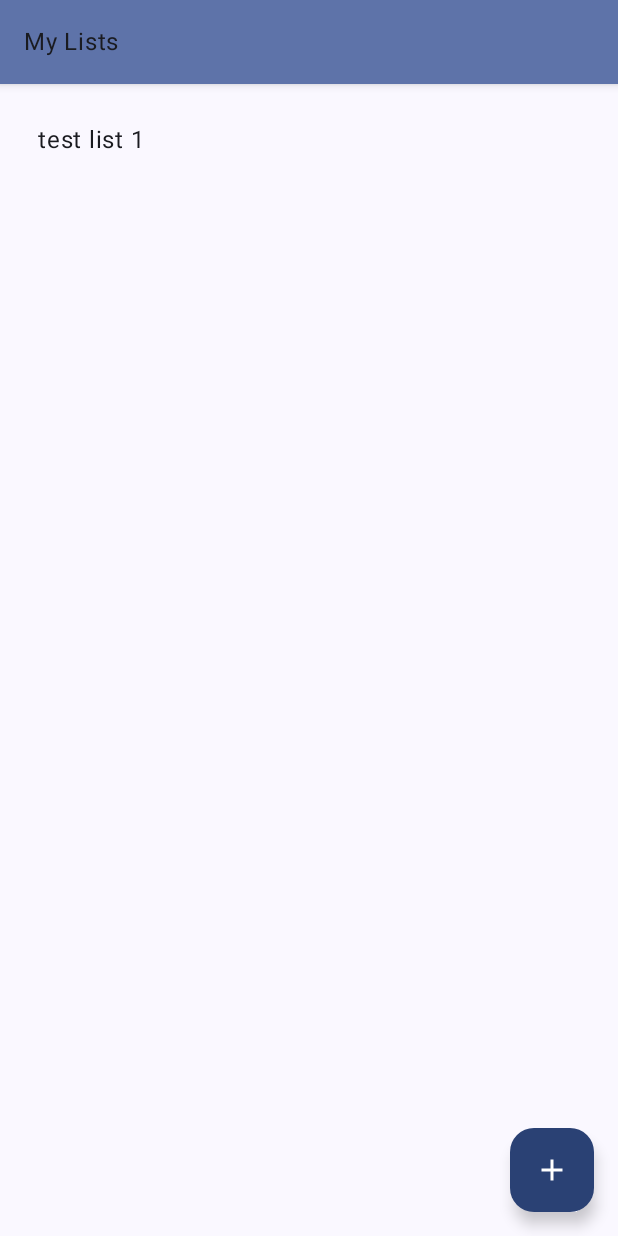
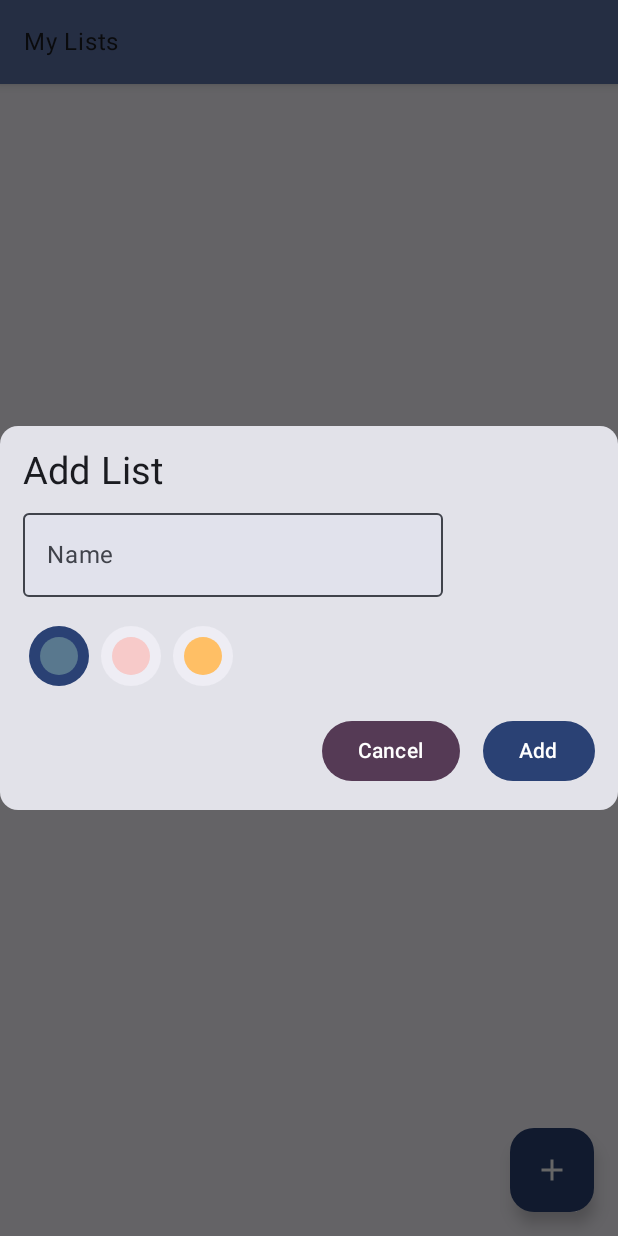
Before and after one commit to jmleep/Sublister, an Android app built with Jetpack Compose: the screen it shows after launch (MainActivity), after a tap on "Add list", on a phone screen of 412 x 824 dp. Run offline under Robolectric (Android 15) with nearby library versions, the phone set to English and light mode, and no system bars; our stand-ins replace Room's generated code, livedata-compose.

Commit message:
add dialog, color picking, other fixes

```diff
--- a/app/src/main/java/dev/jordanleeper/mylists/data/ListEntities.kt
+++ b/app/src/main/java/dev/jordanleeper/mylists/data/ListEntities.kt
@@ -7,7 +7,7 @@ data class ParentList(
     @PrimaryKey(autoGenerate = true)
     var id: Int,
     var name: String? = "",
-    var color: Int? = 0,
+    var color: String = "#000000",
     var isComplete: Boolean = false,
     @TypeConverters(Converters::class)
     var dateCreated: Long?
--- a/app/src/main/java/dev/jordanleeper/mylists/ui/MainActivityView.kt
+++ b/app/src/main/java/dev/jordanleeper/mylists/ui/MainActivityView.kt
@@ -1,6 +1,5 @@
 package dev.jordanleeper.mylists.ui
 
-import android.widget.Toast
 import androidx.compose.foundation.layout.fillMaxSize
 import androidx.compose.foundation.layout.padding
 import androidx.compose.foundation.lazy.LazyColumn
@@ -10,45 +9,31 @@ import androidx.compose.material3.*
 import androidx.compose.runtime.Composable
 import androidx.compose.runtime.getValue
 import androidx.compose.runtime.livedata.observeAsState
+import androidx.compose.runtime.mutableStateOf
+import androidx.compose.runtime.remember
 import androidx.compose.ui.Modifier
-import androidx.compose.ui.graphics.Color
-import androidx.compose.ui.graphics.toArgb
 import androidx.compose.ui.platform.LocalContext
 import dev.jordanleeper.mylists.data.ListViewModel
-import dev.jordanleeper.mylists.data.ParentList
 import dev.jordanleeper.mylists.ui.button.AddListFloatingActionButton
+import dev.jordanleeper.mylists.ui.dialog.AddListDialog
 import dev.jordanleeper.mylists.ui.list.ParentListItem
 import dev.jordanleeper.mylists.ui.theme.MyListsTheme
-import java.util.*
 
 @OptIn(ExperimentalMaterial3Api::class)
 @Composable
 fun MainActivityView(viewModel: ListViewModel) {
     val context = LocalContext.current
     val parentLists by viewModel.readAllData.observeAsState(initial = listOf())
-
-//    val sortedList = list.sortedBy { it.parentList.isComplete }
+    val showAddListDialog = remember { mutableStateOf(false) }
 
     MyListsTheme {
-        // A surface container using the 'background' color from the theme
         Scaffold(topBar = {
             TopAppBar(
                 title = { Text("My Lists") },
                 backgroundColor = MaterialTheme.colorScheme.primaryContainer
             )
         }, floatingActionButton = {
-            AddListFloatingActionButton {
-                viewModel.addList(
-                    ParentList(
-                        0,
-                        "test list ${parentLists.size + 1}",
-                        Color.Yellow.toArgb(),
-                        false,
-                        Date().time
-                    )
-                )
-                Toast.makeText(context, "clicked add list", Toast.LENGTH_LONG).show()
-            }
+            AddListFloatingActionButton(showAddListDialog)
         }, content = { paddingValues ->
             Surface(
                 modifier = Modifier
@@ -56,6 +41,7 @@ fun MainActivityView(viewModel: ListViewModel) {
                     .padding(paddingValues),
                 color = MaterialTheme.colorScheme.background
             ) {
+                AddListDialog(showAddListDialog, viewModel)
                 LazyColumn(
                     Modifier
                         .fillMaxSize()
--- a/app/src/main/java/dev/jordanleeper/mylists/ui/button/FloatingActionButton.kt
+++ b/app/src/main/java/dev/jordanleeper/mylists/ui/button/FloatingActionButton.kt
@@ -7,10 +7,14 @@ import androidx.compose.material.icons.filled.Add
 import androidx.compose.material3.FloatingActionButton
 import androidx.compose.material3.MaterialTheme
 import androidx.compose.runtime.Composable
+import androidx.compose.runtime.MutableState
 
 @Composable
-fun AddListFloatingActionButton(onClick: () -> Unit) {
-    FloatingActionButton(onClick = onClick, containerColor = MaterialTheme.colorScheme.primary) {
+fun AddListFloatingActionButton(showAddListDialog: MutableState<Boolean>) {
+    FloatingActionButton(
+        onClick = { showAddListDialog.value = true },
+        containerColor = MaterialTheme.colorScheme.primary
+    ) {
         Icon(
             Icons.Filled.Add,
             "Add list",
--- /dev/null
+++ b/app/src/main/java/dev/jordanleeper/mylists/ui/dialog/AddListDialog.kt
@@ -0,0 +1,144 @@
+package dev.jordanleeper.mylists.ui.dialog
+
+import androidx.compose.foundation.background
+import androidx.compose.foundation.layout.*
+import androidx.compose.foundation.shape.CircleShape
+import androidx.compose.foundation.text.KeyboardActions
+import androidx.compose.foundation.text.KeyboardOptions
+import androidx.compose.material3.*
+import androidx.compose.runtime.*
+import androidx.compose.ui.Alignment
+import androidx.compose.ui.ExperimentalComposeUiApi
+import androidx.compose.ui.Modifier
+import androidx.compose.ui.draw.clip
+import androidx.compose.ui.focus.FocusRequester
+import androidx.compose.ui.focus.focusRequester
+import androidx.compose.ui.platform.LocalSoftwareKeyboardController
+import androidx.compose.ui.text.input.ImeAction
+import androidx.compose.ui.unit.dp
+import androidx.compose.ui.unit.sp
+import androidx.compose.ui.window.Dialog
+import dev.jordanleeper.mylists.data.ListViewModel
+import dev.jordanleeper.mylists.data.ParentList
+import dev.jordanleeper.mylists.ui.theme.MyBlue
+import dev.jordanleeper.mylists.ui.theme.MyRose
+import dev.jordanleeper.mylists.ui.theme.MyYellow
+import dev.jordanleeper.mylists.ui.theme.getColor
+import java.util.*
+
+@OptIn(ExperimentalComposeUiApi::class, ExperimentalMaterial3Api::class)
+@Composable
+fun AddListDialog(showAddListDialog: MutableState<Boolean>, viewModel: ListViewModel) {
+    var newListName by remember { mutableStateOf("") }
+    val focusRequester = remember { FocusRequester() }
+    val keyboard = LocalSoftwareKeyboardController.current
+    var newListColor by remember { mutableStateOf(MyBlue) }
+
+    fun addNewList() {
+        viewModel.addList(
+            ParentList(
+                0, newListName, newListColor,
+                false,
+                Date().time
+            )
+        )
+        showAddListDialog.value = false
+        newListName = ""
+    }
+
+    if (showAddListDialog.value) {
+        Dialog(
+            onDismissRequest = { showAddListDialog.value = false },
+            content = {
+                Card() {
+                    Column(modifier = Modifier.padding(15.dp)) {
+                        Text(
+                            "Add List",
+                            modifier = Modifier
+                                .padding(bottom = 5.dp),
+                            fontSize = 25.sp
+                        )
+                        OutlinedTextField(
+                            value = newListName,
+                            onValueChange = { newListName = it },
+                            label = { Text("Name") },
+                            modifier = Modifier
+                                .focusRequester(focusRequester),
+                            keyboardOptions = KeyboardOptions(imeAction = ImeAction.Done),
+                            keyboardActions = KeyboardActions(
+                                onDone = { addNewList() }
+                            ),
+                            colors = TextFieldDefaults.textFieldColors(containerColor = MaterialTheme.colorScheme.surfaceVariant)
+                        )
+                        LaunchedEffect(true) {
+                            focusRequester.requestFocus()
+                        }
+                        Row(
+                            modifier = Modifier
+                                .padding(top = 15.dp)
+                                .fillMaxWidth(),
+                            verticalAlignment = Alignment.CenterVertically
+                        ) {
+                            FilledIconToggleButton(
+                                checked = newListColor == MyBlue,
+                                onCheckedChange = { newListColor = MyBlue }) {
+                                Box(
+                                    modifier = Modifier
+                                        .size(25.dp)
+                                        .clip(CircleShape)
+                                        .background(MyBlue.getColor())
+                                )
+                            }
+                            FilledIconToggleButton(
+                                checked = newListColor == MyRose,
+                                onCheckedChange = { newListColor = MyRose }) {
+                                Box(
+                                    modifier = Modifier
+                                        .size(25.dp)
+                                        .clip(CircleShape)
+                                        .background(MyRose.getColor())
+                                )
+                            }
+                            FilledIconToggleButton(
+                                checked = newListColor == MyYellow,
+                                onCheckedChange = { newListColor = MyYellow }) {
+                                Box(
+                                    modifier = Modifier
+                                        .size(25.dp)
+                                        .clip(CircleShape)
+                                        .background(MyYellow.getColor())
+                                )
+                            }
+                        }
+                        Row(
+                            horizontalArrangement = Arrangement.End,
+                            modifier = Modifier
+                                .padding(top = 15.dp)
+                                .fillMaxWidth()
+                        ) {
+                            Button(
+                                onClick = {
+                                    showAddListDialog.value = false
+                                    newListName = ""
+                                },
+                                colors = ButtonDefaults.buttonColors(containerColor = MaterialTheme.colorScheme.tertiary)
+                            ) {
+                                Text(
+                                    "Cancel",
+                                    modifier = Modifier.background(MaterialTheme.colorScheme.tertiary),
+                                    color = MaterialTheme.colorScheme.onTertiary
+                                )
+                            }
+                            Button(
+                                onClick = {
+                                    addNewList()
+                                }, modifier = Modifier.padding(start = 15.dp)
+                            ) {
+                                Text("Add")
+                            }
+                        }
+                    }
+                }
+            })
+    }
+}
--- a/app/src/main/java/dev/jordanleeper/mylists/ui/list/ParentListItem.kt
+++ b/app/src/main/java/dev/jordanleeper/mylists/ui/list/ParentListItem.kt
@@ -5,6 +5,7 @@ import androidx.compose.foundation.layout.*
 import androidx.compose.material.Icon
 import androidx.compose.material.icons.Icons
 import androidx.compose.material.icons.filled.Done
+import androidx.compose.material3.ExperimentalMaterial3Api
 import androidx.compose.material3.MaterialTheme
 import androidx.compose.material3.Text
 import androidx.compose.runtime.Composable
@@ -14,7 +15,9 @@ import dev.jordanleeper.mylists.data.ListViewModel
 import dev.jordanleeper.mylists.data.ParentListWithSubLists
 import dev.jordanleeper.mylists.ui.swipe.ListItemSwipeToDismiss
 import dev.jordanleeper.mylists.ui.theme.MarkCompleted
+import dev.jordanleeper.mylists.ui.theme.getColor
 
+@OptIn(ExperimentalMaterial3Api::class)
 @Composable
 fun ParentListItem(item: ParentListWithSubLists, viewModel: ListViewModel) {
     ListItemSwipeToDismiss(viewModel = viewModel, item = item) {
@@ -25,19 +28,21 @@ fun ParentListItem(item: ParentListWithSubLists, viewModel: ListViewModel) {
 
         val boxBackground = when (item.parentList.isComplete) {
             true -> MaterialTheme.colorScheme.surfaceVariant
-            false -> MaterialTheme.colorScheme.surface
+            false -> item.parentList.color
+                .getColor()
+                .copy(0.5F)
         }
 
         Box(
             modifier = Modifier
                 .background(boxBackground)
-                .padding(25.dp)
-                .fillMaxWidth(),
-
-            ) {
+                .fillMaxWidth()
+        ) {
             Row(
-                modifier = Modifier.fillMaxWidth(),
-                horizontalArrangement = Arrangement.SpaceBetween
+                modifier = Modifier
+                    .fillMaxWidth()
+                    .padding(25.dp),
+                horizontalArrangement = Arrangement.SpaceBetween,
             ) {
                 Text(
                     item.parentList.name ?: "List",
--- a/app/src/main/java/dev/jordanleeper/mylists/ui/swipe/ListItemSwipeToDismiss.kt
+++ b/app/src/main/java/dev/jordanleeper/mylists/ui/swipe/ListItemSwipeToDismiss.kt
@@ -34,7 +34,7 @@ fun ListItemSwipeToDismiss(
             viewModel.deleteList(item.parentList)
         }
         if (it == DismissValue.DismissedToEnd) {
-            item.parentList.isComplete = true
+            item.parentList.isComplete = !item.parentList.isComplete
             viewModel.updateParentList(item.parentList)
             shouldDismiss = false
         }
--- a/app/src/main/java/dev/jordanleeper/mylists/ui/theme/Color.kt
+++ b/app/src/main/java/dev/jordanleeper/mylists/ui/theme/Color.kt
@@ -13,3 +13,11 @@ val OnMarkCompleted = Color.White
 
 val Completed = Color(189, 195, 199)
 val OnCompleted = Color(127, 140, 141)
+
+const val MyYellow = "#FFBF65"
+const val MyRose = "#F7CAC9"
+const val MyBlue = "#59788E"
+
+fun String.getColor(): Color {
+    return Color(android.graphics.Color.parseColor(this))
+}
```
